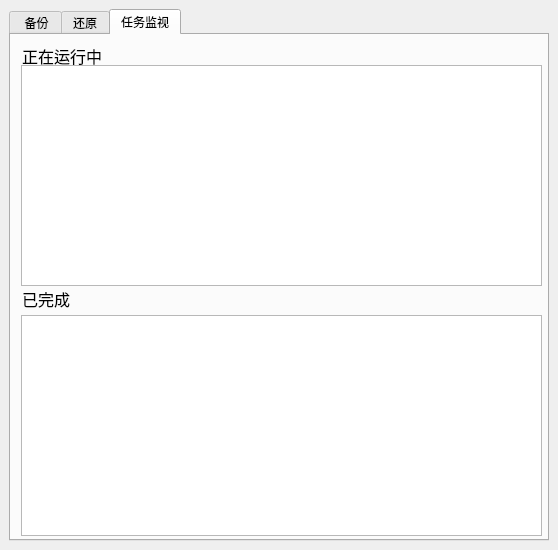
wenli7363/Zpods, file client/gui/mainwindow.ui: the form before one commit.
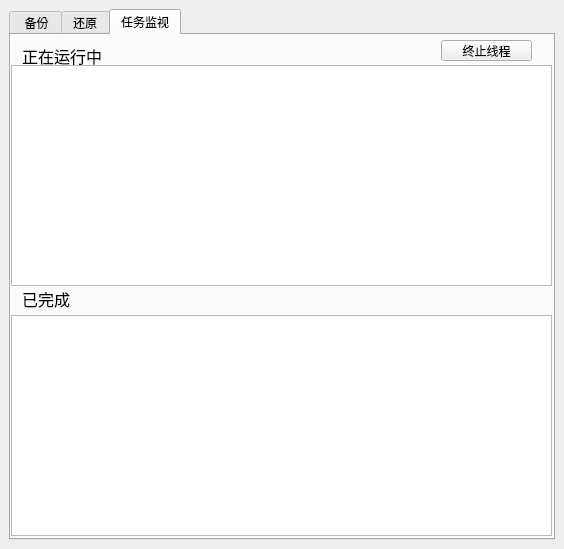
The form after the commit. Custom widgets are drawn as their Qt base class.

Commit message: finish stop Thread

What changed in the file:
```diff
--- a/client/gui/mainwindow.ui
+++ b/client/gui/mainwindow.ui
@@ -6,8 +6,8 @@
    <rect>
     <x>0</x>
     <y>0</y>
-    <width>558</width>
-    <height>550</height>
+    <width>564</width>
+    <height>549</height>
    </rect>
   </property>
   <property name="windowTitle">
@@ -354,9 +354,9 @@
        <widget class="QTableWidget" name="edTable">
         <property name="geometry">
          <rect>
-          <x>10</x>
+          <x>0</x>
           <y>280</y>
-          <width>521</width>
+          <width>541</width>
           <height>221</height>
          </rect>
         </property>
@@ -364,13 +364,26 @@
        <widget class="QTableWidget" name="ingTable">
         <property name="geometry">
          <rect>
-          <x>10</x>
+          <x>0</x>
           <y>30</y>
-          <width>521</width>
+          <width>541</width>
           <height>221</height>
          </rect>
         </property>
        </widget>
+       <widget class="QPushButton" name="threadStopBtn">
+        <property name="geometry">
+         <rect>
+          <x>430</x>
+          <y>5</y>
+          <width>91</width>
+          <height>21</height>
+         </rect>
+        </property>
+        <property name="text">
+         <string>终止线程</string>
+        </property>
+       </widget>
       </widget>
      </widget>
     </item>
```
Left out of the diff: 4 changed lines with no effect on the pictures. The commit also changes 4 other files.
